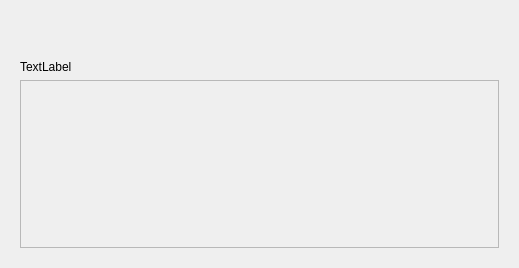
bengaDev/FileExchanger, file windowprogressbar.ui: the form before one commit.
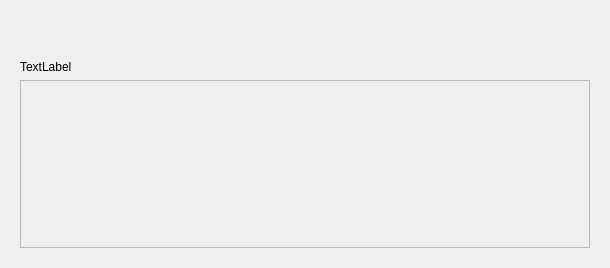
The form after the commit.

The edit to the form file:
```diff
--- a/windowprogressbar.ui
+++ b/windowprogressbar.ui
@@ -6,7 +6,7 @@
    <rect>
     <x>0</x>
     <y>0</y>
-    <width>519</width>
+    <width>610</width>
     <height>268</height>
    </rect>
   </property>
@@ -56,7 +56,7 @@
           <rect>
            <x>0</x>
            <y>0</y>
-           <width>473</width>
+           <width>564</width>
            <height>152</height>
           </rect>
          </property>
```
